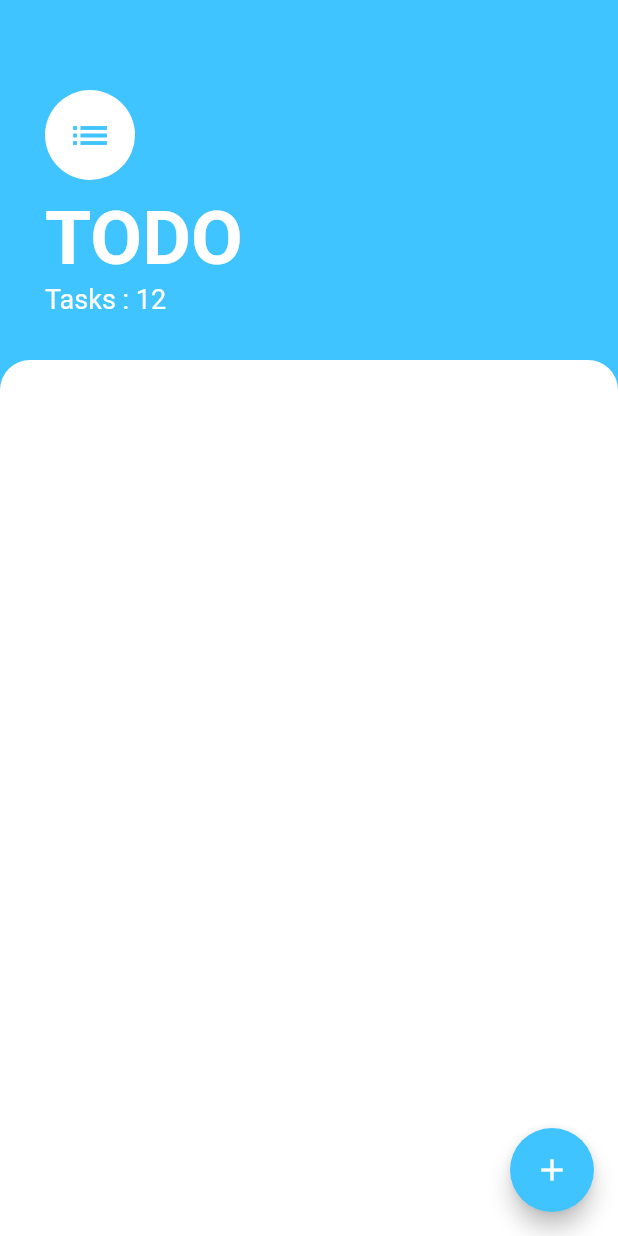
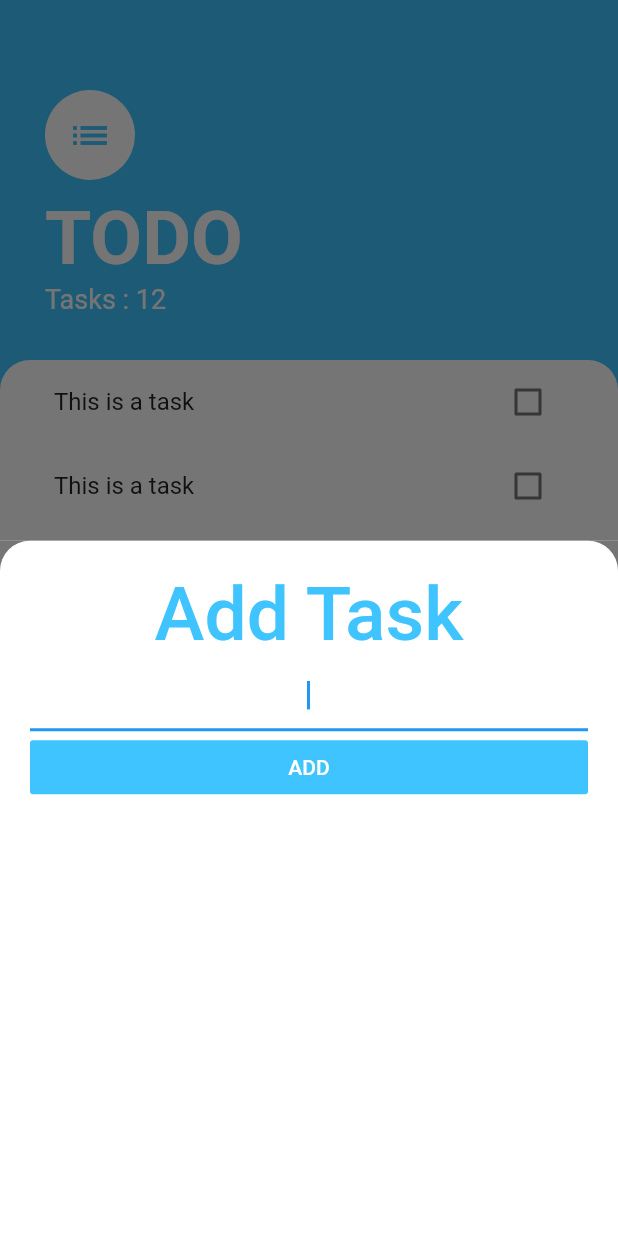
Before and after one commit to errhama/todoList, a Flutter app: the screen it shows after launch, after a tap on the "add" icon, on a phone screen of 412 x 824 dp. Run offline on Flutter 3.47's test engine with Material 2 defaults, Android fonts, the phone set to English and light mode, and no system bars.

Commit message:
feat: Listview and Buttomsheet widget

```diff
--- a/lib/main.dart
+++ b/lib/main.dart
@@ -10,7 +10,7 @@ class MyApp extends StatelessWidget {
 
   @override
   Widget build(BuildContext context) {
-    return MaterialApp(
+    return const MaterialApp(
       home: TasksScreen(),
     );
   }
--- /dev/null
+++ b/lib/screens/add_task_screen.dart
@@ -0,0 +1,38 @@
+import 'package:flutter/material.dart';
+
+class addTaskScreen extends StatelessWidget {
+  const addTaskScreen({Key? key}) : super(key: key);
+
+  @override
+  Widget build(BuildContext context) {
+    return Container(
+      color: const Color(0xff757575),
+      child: Container(
+        padding: const EdgeInsets.all(20),
+        decoration: const BoxDecoration(
+            color: Colors.white,
+            borderRadius: BorderRadius.only(
+                topLeft: Radius.circular(20.0),
+                topRight: Radius.circular(20.0))),
+        child:
+            Column(crossAxisAlignment: CrossAxisAlignment.stretch, children: [
+          const Text("Add Task",
+              textAlign: TextAlign.center,
+              style: TextStyle(
+                  color: Colors.lightBlueAccent,
+                  fontSize: 50,
+                  fontWeight: FontWeight.w500)),
+          const TextField(
+            autofocus: true,
+            textAlign: TextAlign.center,
+          ),
+          FlatButton(
+            child: const Text("ADD", style: TextStyle(color: Colors.white)),
+            color: Colors.lightBlueAccent,
+            onPressed: () {},
+          )
+        ]),
+      ),
+    );
+  }
+}
--- a/lib/screens/tasks_screen.dart
+++ b/lib/screens/tasks_screen.dart
@@ -1,4 +1,6 @@
 import 'package:flutter/material.dart';
+import 'package:to_do_list/screens/add_task_screen.dart';
+import 'package:to_do_list/widgets/tasks_list.dart';
 
 class TasksScreen extends StatelessWidget {
   const TasksScreen({Key? key}) : super(key: key);
@@ -9,19 +11,23 @@ class TasksScreen extends StatelessWidget {
       backgroundColor: Colors.lightBlueAccent,
       floatingActionButton: FloatingActionButton(
         backgroundColor: Colors.lightBlueAccent,
-        child: Icon(Icons.add),
-        onPressed: () {},
+        child: const Icon(Icons.add),
+        onPressed: () {
+          showModalBottomSheet(
+              context: context, builder: (context) => addTaskScreen());
+        },
       ),
       body: Column(
         crossAxisAlignment: CrossAxisAlignment.start,
         children: [
           Container(
-            padding: EdgeInsets.only(
+            padding: const EdgeInsets.only(
                 top: 60.0, left: 30.0, right: 30.0, bottom: 30.0),
             child: Column(
               crossAxisAlignment: CrossAxisAlignment.start,
+              // ignore: prefer_const_literals_to_create_immutables
               children: [
-                CircleAvatar(
+                const CircleAvatar(
                   child: Icon(
                     Icons.list,
                     size: 30,
@@ -30,17 +36,17 @@ class TasksScreen extends StatelessWidget {
                   backgroundColor: Colors.white,
                   radius: 30.0,
                 ),
-                SizedBox(
+                const SizedBox(
                   height: 10,
                 ),
-                Text(
+                const Text(
                   "TODO",
                   style: TextStyle(
                       color: Colors.white,
                       fontSize: 50,
                       fontWeight: FontWeight.w700),
                 ),
-                Text("Tasks : 12",
+                const Text("Tasks : 12",
                     style: TextStyle(
                         color: Colors.white,
                         fontSize: 18,
@@ -50,11 +56,13 @@ class TasksScreen extends StatelessWidget {
           ),
           Expanded(
             child: Container(
-              decoration: BoxDecoration(
+              padding: const EdgeInsets.symmetric(horizontal: 20),
+              decoration: const BoxDecoration(
                   color: Colors.white,
                   borderRadius: BorderRadius.only(
                       topLeft: Radius.circular(20),
                       topRight: Radius.circular(20))),
+              child: TasksList(),
             ),
           )
         ],
--- /dev/null
+++ b/lib/widgets/task_title.dart
@@ -0,0 +1,11 @@
+import 'package:flutter/material.dart';
+
+class TaskTitle extends StatelessWidget {
+  @override
+  Widget build(BuildContext context) {
+    return ListTile(
+      title: const Text('This is a task'),
+      trailing: Checkbox(value: false, onChanged: (value) {}),
+    );
+  }
+}
--- /dev/null
+++ b/lib/widgets/tasks_list.dart
@@ -0,0 +1,14 @@
+import 'package:flutter/material.dart';
+import 'package:to_do_list/widgets/task_title.dart';
+
+class TasksList extends StatelessWidget {
+  @override
+  Widget build(BuildContext context) {
+    return ListView(children: [
+      TaskTitle(),
+      TaskTitle(),
+      TaskTitle(),
+      TaskTitle(),
+    ]);
+  }
+}
```
